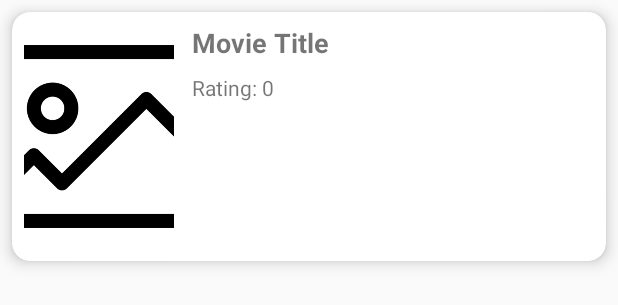
After one commit to Ricardo1240842/DDSMV_ProjectDroid_1240842_1241270, an Android app: the layout item_watchlist_movie.xml on its own in the app's theme, with its tools: preview values and no code run, on a phone screen of 412 x 824 dp. The commit adds this screen. Shown: the top 305 px of the screen. Run offline under Robolectric (Android 15) with nearby library versions, the phone set to English and light mode, and no system bars.

Commit message:
ratings and toolbar
the rating system works
workin on the toolbar UI and general UI
Whats to do:
 top 10 rankings
 movie posters
 cleaning the UI

```diff
--- /dev/null
+++ b/MovieWatchlist/app/src/main/res/layout/item_watchlist_movie.xml
@@ -0,0 +1,51 @@
+<?xml version="1.0" encoding="utf-8"?>
+<androidx.cardview.widget.CardView xmlns:android="http://schemas.android.com/apk/res/android"
+                                   xmlns:card_view="http://schemas.android.com/apk/res-auto"
+                                   android:layout_width="match_parent"
+                                   android:layout_height="wrap_content"
+                                   android:layout_margin="8dp"
+                                   card_view:cardCornerRadius="12dp"
+                                   card_view:cardElevation="6dp">
+
+    <LinearLayout
+            android:orientation="horizontal"
+            android:padding="8dp"
+            android:layout_width="match_parent"
+            android:layout_height="wrap_content">
+
+        <!-- Poster -->
+        <ImageView
+                android:id="@+id/posterImage"
+                android:layout_width="100dp"
+                android:layout_height="150dp"
+                android:scaleType="centerCrop"
+                android:contentDescription="Movie Poster"
+                android:src="@drawable/placeholder" />
+
+        <!-- Title + rating -->
+        <LinearLayout
+                android:orientation="vertical"
+                android:layout_marginStart="12dp"
+                android:layout_width="match_parent"
+                android:layout_height="wrap_content"
+                android:gravity="center_vertical">
+
+            <TextView
+                    android:id="@+id/movieTitle"
+                    android:layout_width="match_parent"
+                    android:layout_height="wrap_content"
+                    android:text="Movie Title"
+                    android:textStyle="bold"
+                    android:textSize="18sp"
+                    android:maxLines="2"
+                    android:ellipsize="end" />
+
+            <TextView
+                    android:id="@+id/movieRating"
+                    android:layout_width="wrap_content"
+                    android:layout_height="wrap_content"
+                    android:text="Rating: 0"
+                    android:layout_marginTop="8dp" />
+        </LinearLayout>
+    </LinearLayout>
+</androidx.cardview.widget.CardView>
--- a/MovieWatchlist/app/src/main/res/values/themes.xml
+++ b/MovieWatchlist/app/src/main/res/values/themes.xml
@@ -1,9 +1,9 @@
 <resources xmlns:tools="http://schemas.android.com/tools">
-    <!-- Base application theme. -->
-    <style name="Base.Theme.MovieWatchlist" parent="Theme.Material3.DayNight.NoActionBar">
-        <!-- Customize your light theme here. -->
-        <!-- <item name="colorPrimary">@color/my_light_primary</item> -->
+    <!-- Base application theme with an ActionBar -->
+    <style name="Theme.MovieWatchlist" parent="Theme.AppCompat.Light.DarkActionBar">
+        <!-- Customize your theme here -->
+        <item name="colorPrimary">@color/purple_500</item>
+        <item name="colorPrimaryDark">@color/purple_700</item>
+        <item name="colorAccent">@color/teal_200</item>
     </style>
-
-    <style name="Theme.MovieWatchlist" parent="Base.Theme.MovieWatchlist"/>
 </resources>
```
Also changed, not shown: MovieWatchlist/app/src/main/java/com/example/moviewatchlist/MainActivity.java (+19 -22 lines), MovieWatchlist/app/src/main/java/com/example/moviewatchlist/WatchlistActivity.java (+15 -9 lines), MovieWatchlist/app/src/main/java/com/example/moviewatchlist/WatchlistAdapter.java (+17 -11 lines), MovieWatchlist/app/src/main/res/layout/activity_main.xml (+38 -39 lines), MovieWatchlist/app/src/main/res/layout/activity_watchlist.xml (+8 -14 lines), MovieWatchlist/app/src/main/res/layout/toolbar_layout.xml (added, +9 -0 lines), MovieWatchlist/app/src/main/res/drawable/placeholder.png (added).
